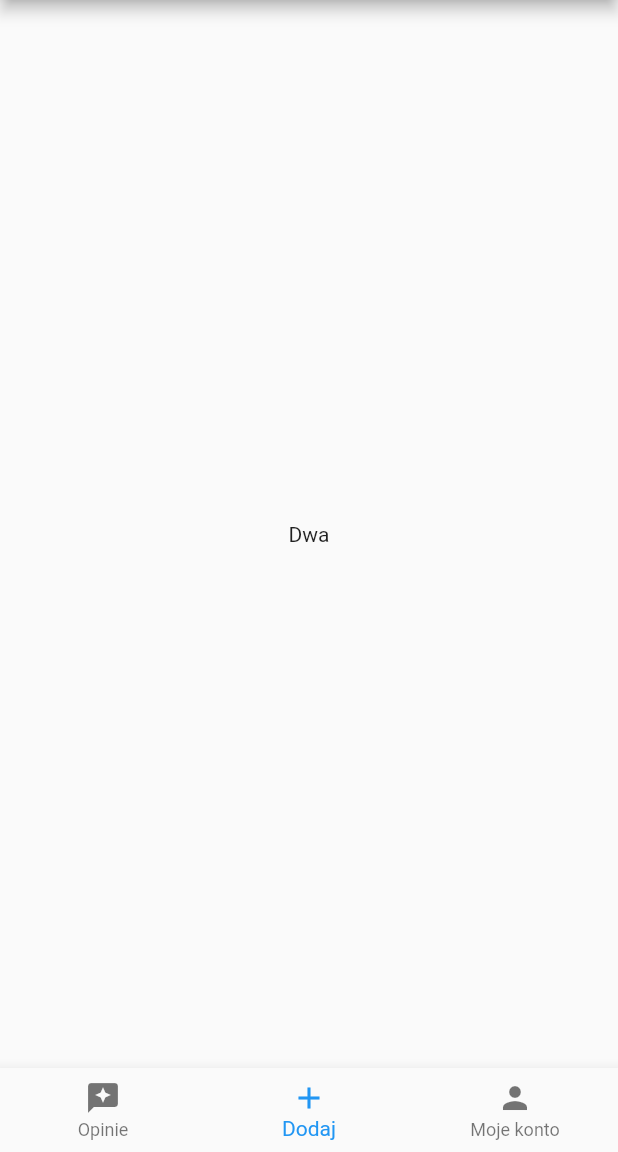
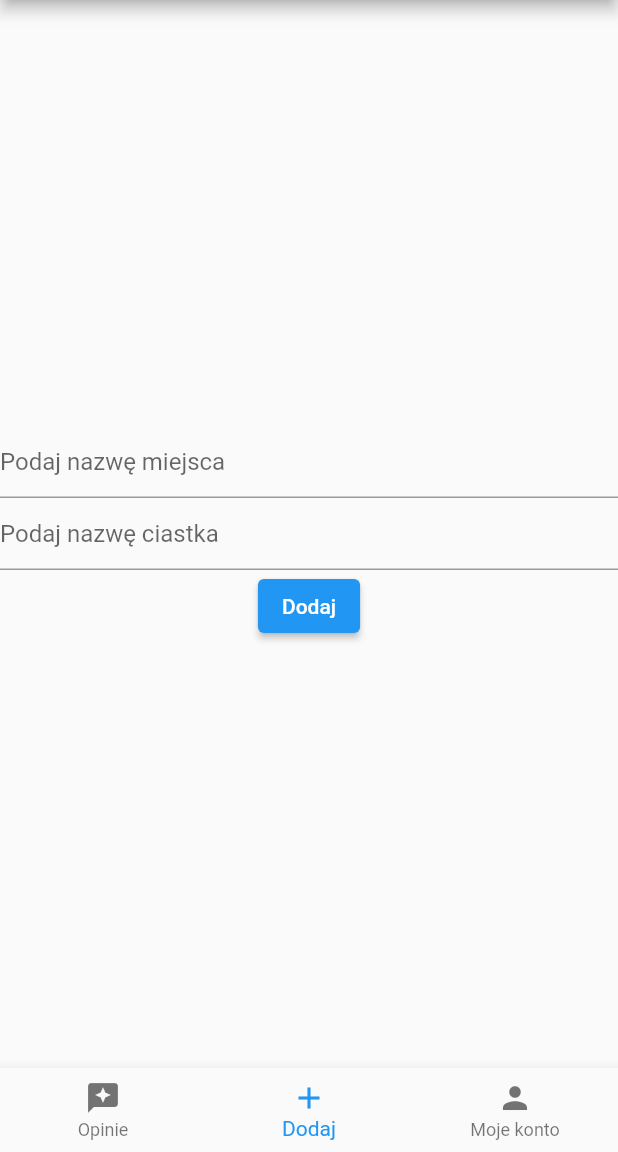
Before and after one commit to martaczech/sweetcakewarsaw, a Flutter app: the screen it shows once a user with an empty profile is signed in, item 2 of the bottom bar chosen, on a phone screen of 412 x 824 dp, the part 84-1236 px from its top. Run offline on Flutter 3.47's test engine with Material 2 defaults, Android fonts, the phone set to English and light mode, and no system bars; our stand-ins replace cloud_firestore, firebase_auth, firebase_core; accounts and stored records are empty.

```diff
--- a/lib/app/home/add_opinion/add_opinion_page_content.dart
+++ b/lib/app/home/add_opinion/add_opinion_page_content.dart
@@ -1,14 +1,51 @@
 import 'package:flutter/material.dart';
+import 'package:cloud_firestore/cloud_firestore.dart';
 
-class AddOpinionPageContent extends StatelessWidget {
+class AddOpinionPageContent extends StatefulWidget {
   const AddOpinionPageContent({
     Key? key,
   }) : super(key: key);
 
   @override
+  State<AddOpinionPageContent> createState() => _AddOpinionPageContentState();
+}
+
+class _AddOpinionPageContentState extends State<AddOpinionPageContent> {
+  var placeName = '';
+  var cakeName = '';
+  @override
   Widget build(BuildContext context) {
-    return const Center(
-      child: Text('Dwa'),
+    return Center(
+      child: Column(
+        mainAxisAlignment: MainAxisAlignment.center,
+        children: [
+          TextField(
+            decoration: const InputDecoration(hintText: 'Podaj nazwę miejsca'),
+            onChanged: (newValue) {
+              setState(() {
+                placeName = newValue;
+              });
+            },
+          ),
+          TextField(
+            decoration: const InputDecoration(hintText: 'Podaj nazwę ciastka'),
+            onChanged: (newValue) {
+              setState(() {
+                cakeName = newValue;
+              });
+            },
+          ),
+          ElevatedButton(
+              onPressed: () {
+                FirebaseFirestore.instance.collection('restaurants').add({
+                  'name': placeName,
+                  'cake': cakeName,
+                  'rating': 3.0,
+                });
+              },
+              child: const Text('Dodaj'))
+        ],
+      ),
     );
   }
 }
```
